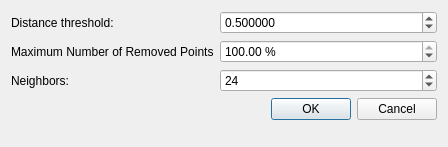
Before: the Qt Designer form Polyhedron/demo/Polyhedron/Plugins/Point_set/Point_set_outliers_removal_plugin.ui in CGAL/cgal, drawn with Qt 5.
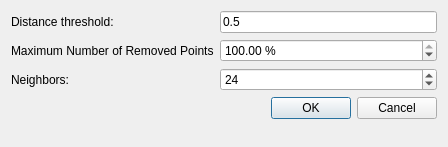
After: the same form once the commit is applied. Custom widgets are drawn as their Qt base class.

```diff
--- a/Polyhedron/demo/Polyhedron/Plugins/Point_set/Point_set_outliers_removal_plugin.ui
+++ b/Polyhedron/demo/Polyhedron/Plugins/Point_set/Point_set_outliers_removal_plugin.ui
@@ -91,26 +91,21 @@
     </widget>
    </item>
    <item row="0" column="1">
-    <widget class="QDoubleSpinBox" name="m_distanceThreshold">
-     <property name="decimals">
-      <number>6</number>
-     </property>
-     <property name="minimum">
-      <double>0.000000000000000</double>
-     </property>
-     <property name="maximum">
-      <double>100000.000000000000000</double>
-     </property>
-     <property name="singleStep">
-      <double>0.100000000000000</double>
-     </property>
-     <property name="value">
-      <double>0.500000000000000</double>
+    <widget class="DoubleEdit" name="m_distanceThreshold">
+     <property name="text">
+      <string>0.5</string>
      </property>
     </widget>
    </item>
   </layout>
  </widget>
+ <customwidgets>
+  <customwidget>
+   <class>DoubleEdit</class>
+   <extends>QLineEdit</extends>
+   <header>CGAL_double_edit.h</header>
+  </customwidget>
+ </customwidgets>
  <resources/>
  <connections>
   <connection>
```
